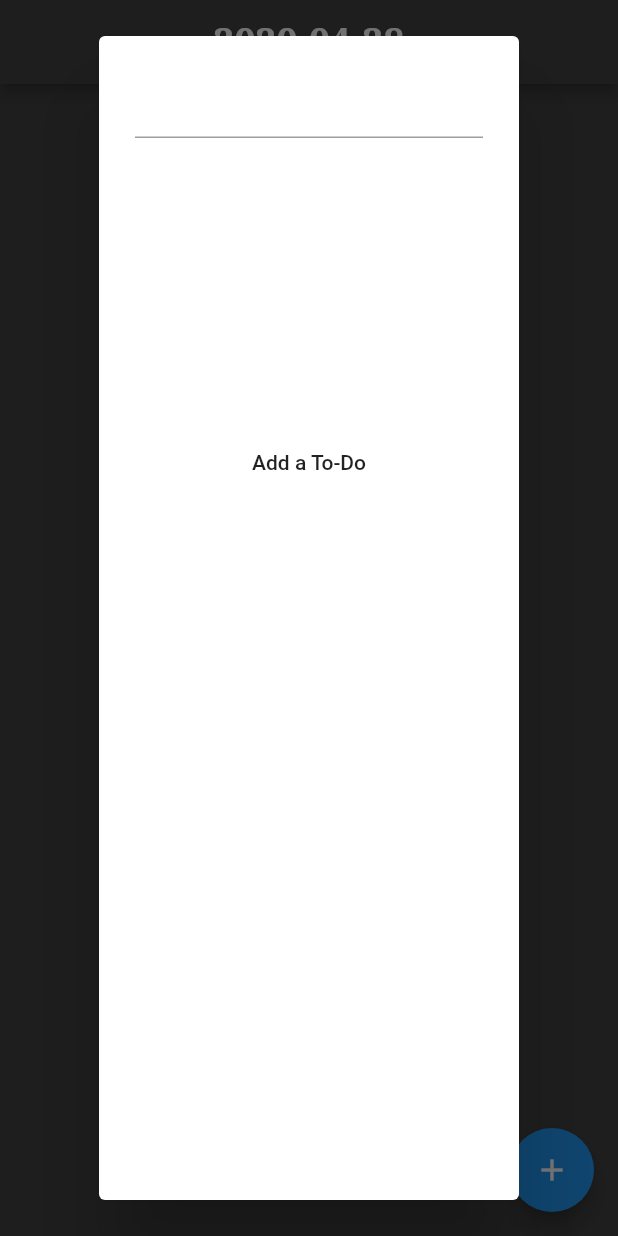
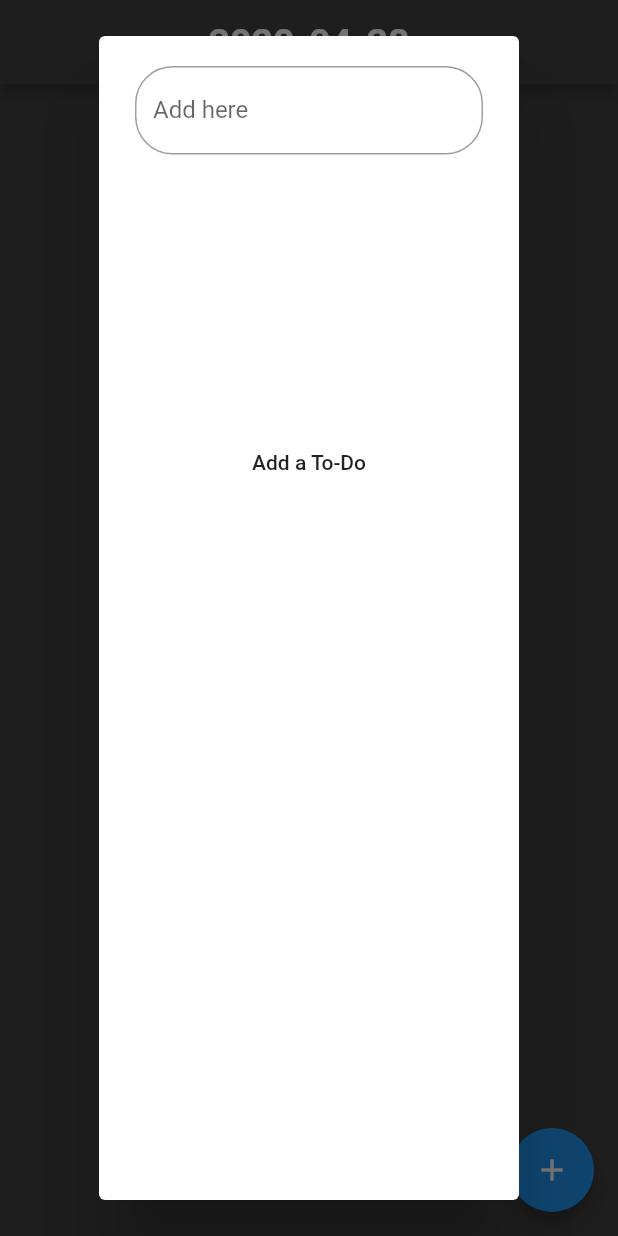
Before and after one commit to ikjot-2605/Calendar-To-Do-Application, a Flutter app: the screen it shows after launch, after a tap on the "add" icon, on a phone screen of 412 x 824 dp. Run offline on Flutter 3.47's test engine with Material 2 defaults, Android fonts, the phone set to English and light mode, and no system bars; our stand-ins replace hive, hive_flutter; accounts and stored records are empty; generated files the repository leaves out were written again; Roboto replaces fonts that are missing (Poppins, poppins).

Commit message:
improved styling a little

```diff
--- a/to_do/lib/list_page.dart
+++ b/to_do/lib/list_page.dart
@@ -36,7 +36,7 @@ class _ListPageState extends State<ListPage> {
             style: TextStyle(
               fontSize: 25.0,
               fontWeight: FontWeight.bold,
-              fontFamily: 'Serif',
+              fontFamily: 'poppins',
             ),
           ),
           centerTitle: true,
@@ -51,10 +51,22 @@ class _ListPageState extends State<ListPage> {
         children: <Widget>[
           Container(
             height: 200.0,
-            child: TextField(
+            child: TextFormField(
               controller: myController,
               keyboardType: TextInputType.multiline,
               maxLines: null,
+              decoration: new InputDecoration(
+                labelText: 'Add here',
+                fillColor: Colors.white,
+                border: new OutlineInputBorder(
+                  borderRadius: new BorderRadius.circular(25.0),
+                  borderSide: new BorderSide(),
+                ),
+                //fillColor: Colors.green
+              ),
+              style: new TextStyle(
+                fontFamily: "Poppins",
+              ),
             ),
           ),
           SizedBox(
@@ -65,7 +77,7 @@ class _ListPageState extends State<ListPage> {
             onPressed: () {
               final newNote = Note(myController.text);
               addNote(newNote);
-
+              Navigator.of(context, rootNavigator: true).pop('testAlert');
             },
           ),
         ],
--- a/to_do/lib/main.dart
+++ b/to_do/lib/main.dart
@@ -7,8 +7,8 @@ import 'model/note.dart';
 import 'dart:ui' as ui;
 import 'package:flutter/rendering.dart';
 void main() async{
-  //RenderErrorBox.backgroundColor = Colors.transparent;
-  //RenderErrorBox.textStyle = ui.TextStyle(color: Colors.transparent);
+  RenderErrorBox.backgroundColor = Colors.transparent;
+  RenderErrorBox.textStyle = ui.TextStyle(color: Colors.transparent);
   WidgetsFlutterBinding.ensureInitialized();
   final appDocumentDir = await getApplicationDocumentsDirectory();
   Hive.init(appDocumentDir.path);
@@ -45,7 +45,9 @@ class _MyAppState extends State<MyApp> {
           // Although opening a Box takes a very short time,
           // we still need to return something before the Future completes.
           else
-            return Scaffold();
+            return Scaffold(
+              backgroundColor: Colors.black,
+            );
         },
       ),
     );
```
Also changed, not shown: to_do/lib/item_view.dart (+8 -17 lines).
